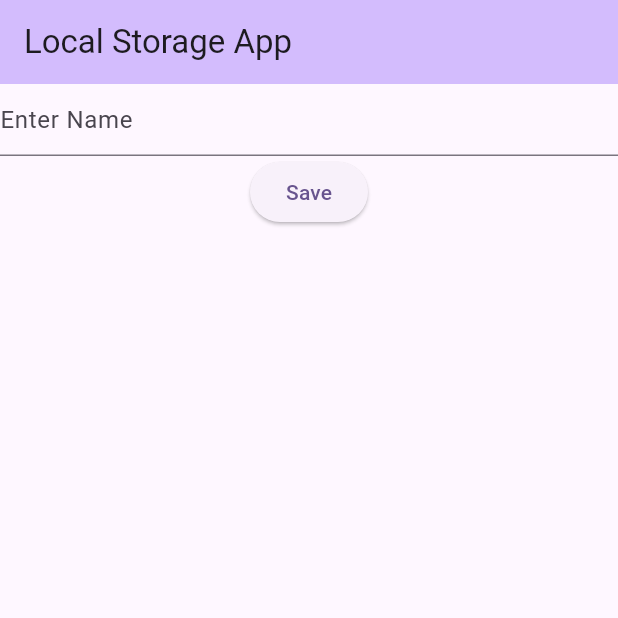
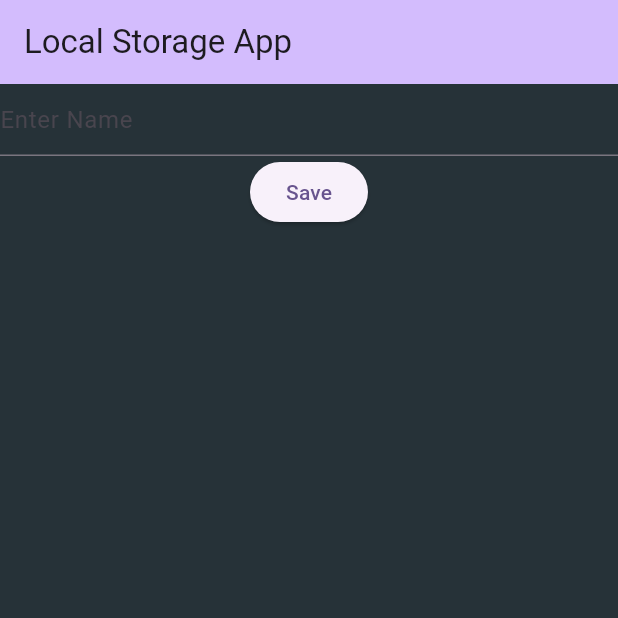
Before and after one commit to wafaMohamed/local_storge, a Flutter app: the screen it shows after launch, after a tap on "Save", on a phone screen of 412 x 824 dp, the top half of it. Run offline on Flutter 3.47's test engine with Material 3 defaults, Android fonts, the phone set to English and light mode, and no system bars; our stand-ins replace shared_preferences, sqflite; accounts and stored records are empty.

Commit message:
main config

```diff
--- a/lib/main.dart
+++ b/lib/main.dart
@@ -1,7 +1,14 @@
 import 'package:flutter/material.dart';
+import 'package:flutter/services.dart';
 import 'package:local_storge/shred_prefs_ui.dart';
 
-void main() {
+void main() async {
+  WidgetsFlutterBinding.ensureInitialized();
+  await SystemChrome.setPreferredOrientations([
+    DeviceOrientation.portraitUp,
+    DeviceOrientation.portraitDown,
+  ]);
+
   runApp(const MyApp());
 }
 
@@ -11,8 +18,15 @@
   @override
   Widget build(BuildContext context) {
     return MaterialApp(
+      debugShowCheckedModeBanner: false,
       title: 'Flutter Demo',
       theme: ThemeData(
+        primaryColor: Colors.black,
+        scaffoldBackgroundColor: Colors.blueGrey.shade900,
+        appBarTheme: const AppBarTheme(
+          backgroundColor: Colors.transparent,
+          elevation: 0,
+        ),
         colorScheme: ColorScheme.fromSeed(seedColor: Colors.deepPurple),
         useMaterial3: true,
       ),
```
